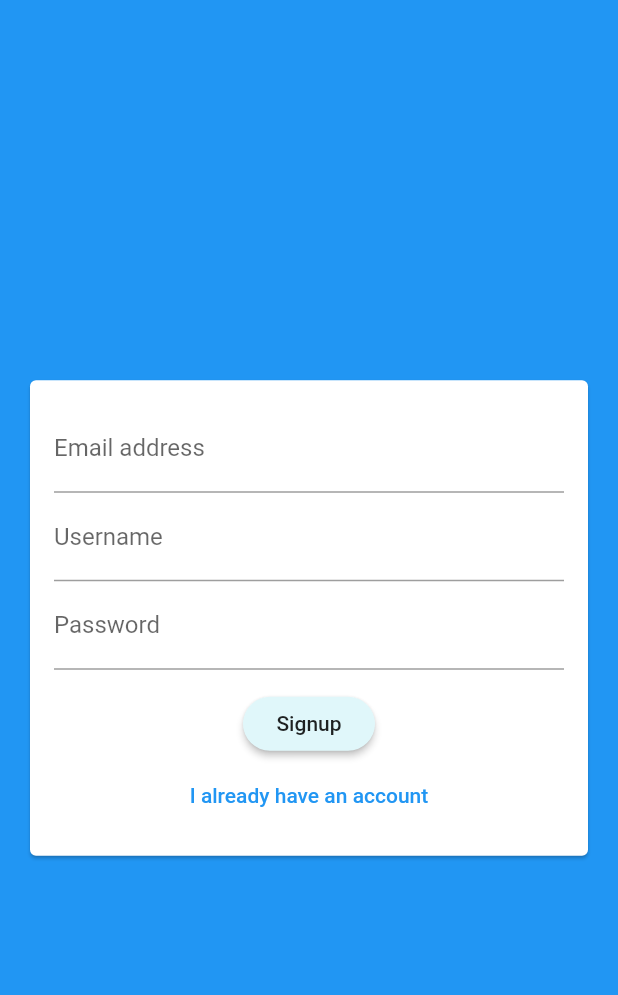
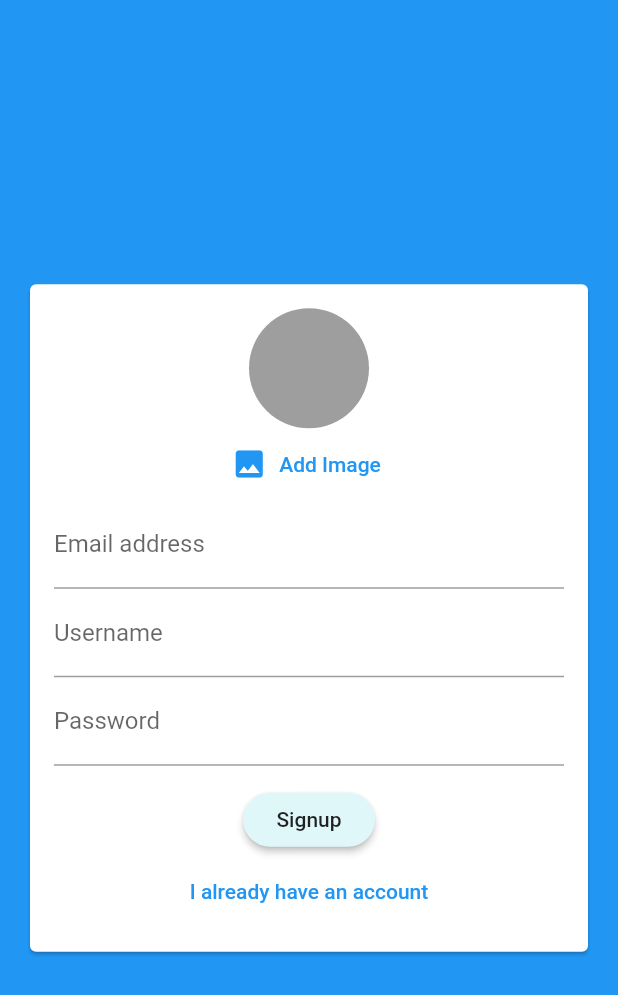
Before and after one commit to GianMor/chat_app_flutter, a Flutter app: the screen it shows after launch, after a tap on "Create new account", on a phone screen of 412 x 824 dp. Shown: the top 995 px of the screen. Run offline on Flutter 3.47's test engine with Material 2 defaults, Android fonts, the phone set to English and light mode, and no system bars; our stand-ins replace cloud_firestore, firebase_auth, firebase_core, firebase_messaging, firebase_storage, image_picker; accounts and stored records are empty.

Commit message:
add notificatio and storage image file for users and finish messages

```diff
--- a/lib/screens/auth_screen.dart
+++ b/lib/screens/auth_screen.dart
@@ -1,5 +1,8 @@
+import 'dart:io';
+
 import 'package:chat_app_flutter/widgets/auth/auth_form.dart';
 import 'package:cloud_firestore/cloud_firestore.dart';
+import 'package:firebase_storage/firebase_storage.dart';
 import 'package:flutter/material.dart';
 import 'package:firebase_auth/firebase_auth.dart';
 import 'package:flutter/services.dart';
@@ -17,6 +20,7 @@ class _AuthScreenState extends State<AuthScreen> {
     String email,
     String password,
     String username,
+    File image,
     bool isLogin,
     BuildContext ctx,
   ) async {
@@ -38,6 +42,15 @@ class _AuthScreenState extends State<AuthScreen> {
           password: password,
         );
       }
+
+      final ref = FirebaseStorage.instance
+          .ref()
+          .child('user_image')
+          .child(authResult.user.uid + '.jpg');
+
+      await ref.putFile(image);
+
+      final url = await ref.getDownloadURL();
 
       await FirebaseFirestore.instance
           .collection('users')
--- a/lib/widgets/auth/auth_form.dart
+++ b/lib/widgets/auth/auth_form.dart
@@ -1,3 +1,6 @@
+import 'dart:io';
+
+import 'package:chat_app_flutter/widgets/pickers/user_image_picker.dart';
 import 'package:flutter/material.dart';
 
 class AuthForm extends StatefulWidget {
@@ -11,6 +14,7 @@ class AuthForm extends StatefulWidget {
     String email,
     String password,
     String userName,
+    File image,
     bool isLogin,
     BuildContext ctx,
   ) submitFn;
@@ -25,12 +29,27 @@ class _AuthFormState extends State<AuthForm> {
   var _userEmail = '';
   var _userName = '';
   var _userPassword = '';
+  File _userImageFile;
 
   var _isLogin = true;
+
+  void _pickedImage(File image) {
+    _userImageFile = image;
+  }
 
   void _trySubmit() {
     final isValid = _formKey.currentState.validate();
     FocusScope.of(context).unfocus();
+
+    if (_userImageFile == null && !_isLogin) {
+      Scaffold.of(context).showSnackBar(
+        SnackBar(
+          content: Text('Please pick an image.'),
+          backgroundColor: Theme.of(context).errorColor,
+        ),
+      );
+      return;
+    }
 
     if (isValid) {
       _formKey.currentState.save();
@@ -38,6 +57,7 @@ class _AuthFormState extends State<AuthForm> {
         _userEmail.trim(),
         _userPassword.trim(),
         _userName.trim(),
+        _userImageFile,
         _isLogin,
         context,
       );
@@ -59,6 +79,7 @@ class _AuthFormState extends State<AuthForm> {
                   child: Column(
                     mainAxisSize: MainAxisSize.min,
                     children: [
+                      if (!_isLogin) UserImagePicker(_pickedImage),
                       TextFormField(
                         key: ValueKey('email'),
                         autocorrect: false,
--- a/lib/widgets/chat/messages.dart
+++ b/lib/widgets/chat/messages.dart
@@ -1,10 +1,13 @@
 import 'package:chat_app_flutter/widgets/chat/message_bubble.dart';
 import 'package:cloud_firestore/cloud_firestore.dart';
+import 'package:firebase_auth/firebase_auth.dart';
 import 'package:flutter/material.dart';
 
 class Messages extends StatelessWidget {
   @override
   Widget build(BuildContext context) {
+    final user = FirebaseAuth.instance.currentUser;
+
     return StreamBuilder(
         stream: FirebaseFirestore.instance
             .collection('chat')
@@ -26,6 +29,7 @@ class Messages extends StatelessWidget {
               itemBuilder: (ctx, index) => MessageBubble(
                     chatDocs[index].data()['text'],
                     chatDocs[index].data()['username'],
+                    chatDocs[index].data()['userImage'],
                     chatDocs[index].data()['userId'] == user.uid,
                     key: ValueKey(chatDocs[index].id),
                   ));
--- a/lib/widgets/chat/new_messages.dart
+++ b/lib/widgets/chat/new_messages.dart
@@ -24,6 +24,7 @@ class _NewMessagesState extends State<NewMessages> {
       'createdAt': Timestamp.now(),
       'userId': user.uid,
       'username': userData.data()['username'],
+      'userImage': userData.data()['image_url']
     });
     _controller.clear();
   }
--- /dev/null
+++ b/lib/widgets/pickers/user_image_picker.dart
@@ -0,0 +1,50 @@
+import 'dart:io';
+
+import 'package:flutter/material.dart';
+import 'package:image_picker/image_picker.dart';
+
+class UserImagePicker extends StatefulWidget {
+  UserImagePicker(this.imagePickFn);
+
+  final void Function(File pickedImage) imagePickFn;
+
+  @override
+  _UserImagePickerState createState() => _UserImagePickerState();
+}
+
+class _UserImagePickerState extends State<UserImagePicker> {
+  File _pickedImage;
+
+  void _pickImage() async {
+    final picker = ImagePicker();
+    final pickedImageFile = await picker.getImage(
+      source: ImageSource.camera,
+      imageQuality: 50,
+      maxWidth: 150,
+    );
+    setState(() {
+      _pickedImage = File(pickedImageFile.path);
+    });
+    widget.imagePickFn(_pickedImage);
+  }
+
+  @override
+  Widget build(BuildContext context) {
+    return Column(
+      children: <Widget>[
+        CircleAvatar(
+          radius: 40,
+          backgroundColor: Colors.grey,
+          backgroundImage:
+              _pickedImage != null ? FileImage(_pickedImage) : null,
+        ),
+        FlatButton.icon(
+          textColor: Theme.of(context).primaryColor,
+          onPressed: _pickImage,
+          icon: Icon(Icons.image),
+          label: Text('Add Image'),
+        ),
+      ],
+    );
+  }
+}
--- a/pubspec.yaml
+++ b/pubspec.yaml
@@ -28,6 +28,9 @@ dependencies:
   firebase_auth: "^0.18.0+1"
   cloud_firestore: "^0.14.0+2"
   firebase_core: ^0.5.1
+  image_picker: ^0.6.7+12
+  firebase_storage: ^5.0.0
+  firebase_messaging: ^7.0.3
 
 
   # The following adds the Cupertino Icons font to your application.
```
Also changed, not shown: lib/screens/chat_screen.dart (+34 -8 lines), pubspec.lock, 2 other files.
